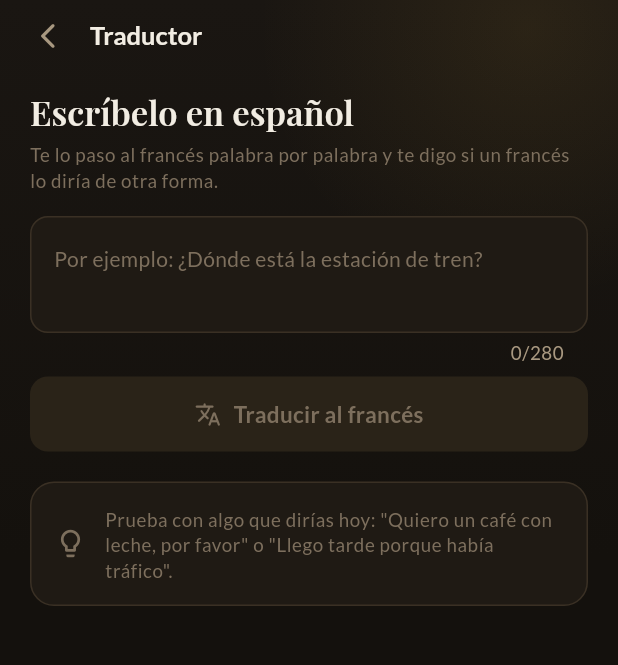
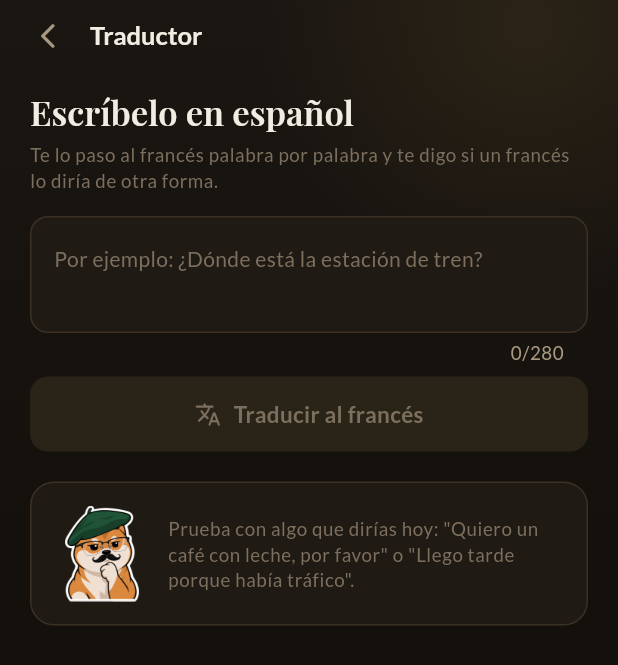
Before and after one commit to LuisfNarvaez01/FrenchPass, a Flutter app: the _TranslatorView screen opened directly, on a phone screen of 412 x 824 dp. Shown: the top 665 px of the screen. Run offline on Flutter 3.47's test engine with Material 3 defaults, Android fonts, the phone set to English and light mode, and no system bars; our stand-ins replace equatable, firebase_ai, firebase_core, flutter_animate, flutter_bloc, flutter_local_notifications and 11 more; missing offline and left inert: firebase_app_check, flutter_pcm_sound, home_widget, in_app_purchase_android, record; accounts and stored records are empty.

Commit message:
Replace the mascot with the original illustration, in three poses
The beret-and-baguette pose is the app's face (home, Premium, launcher
icon, widget, store graphics); the sunglasses pose plays the
celebrations; the thinking pose shows while the AI works and on the
translator's first screen. scripts/cut_mascot.py cuts each pose out of
its gold background.

Co-Authored-By: Claude Opus 5.5 <noreply@anthropic.com>

```diff
--- a/lib/core/widgets/mascot.dart
+++ b/lib/core/widgets/mascot.dart
@@ -5,32 +5,55 @@ import 'package:flutter_animate/flutter_animate.dart';
 
 import 'package:french_pass/core/theme/app_theme.dart';
 
-/// The FrenchPass mascot: a shiba in a beret, with a moustache and a
-/// baguette, cut out as a sticker.
+/// The mascot's three moods, one per moment.
+enum MascotPose {
+  /// Beret and baguette: the app's face (home, Premium, icon, widget).
+  baguette('assets/images/mascot.png', 'Perrito francés con boina y baguette'),
+
+  /// Sunglasses: something earned (a word said well, a lesson finished).
+  cool('assets/images/mascot_cool.png', 'Perrito francés con gafas de sol'),
+
+  /// Reading glasses, paw on chin: the AI is working, or there is
+  /// something to think about.
+  thinking('assets/images/mascot_thinking.png',
+      'Perrito francés pensando, con gafas');
+
+  final String asset;
+  final String label;
+  const MascotPose(this.asset, this.label);
+}
+
+/// The FrenchPass mascot: a shiba in a beret with a moustache, cut out as a
+/// sticker.
 ///
-/// It only shows up when the learner has earned it -- a word said clearly,
-/// a conversation finished -- so it stays a reward rather than wallpaper.
+/// It shows up at moments that mean something -- a word said clearly, a
+/// conversation finished, the AI thinking -- so it never turns into
+/// wallpaper.
 class MascotSticker extends StatelessWidget {
   final double size;
+  final MascotPose pose;
 
   /// Resting tilt in radians; stickers are never stuck on perfectly
   /// straight.
   final double tilt;
 
-  const MascotSticker({super.key, this.size = 96, this.tilt = -0.08});
-
-  static const asset = 'assets/images/mascot.png';
+  const MascotSticker({
+    super.key,
+    this.size = 96,
+    this.pose = MascotPose.baguette,
+    this.tilt = -0.08,
+  });
 
   @override
   Widget build(BuildContext context) {
     return Transform.rotate(
       angle: tilt,
       child: Image.asset(
-        asset,
+        pose.asset,
         width: size,
         height: size,
         filterQuality: FilterQuality.medium,
-        semanticLabel: 'Perrito francés con boina y baguette',
+        semanticLabel: pose.label,
       ),
     );
   }
@@ -76,7 +99,7 @@ class MascotCelebration extends StatelessWidget {
                     ),
               ),
             ),
-          MascotSticker(size: size),
+          MascotSticker(size: size, pose: MascotPose.cool),
         ],
       ),
     );
@@ -128,8 +151,8 @@ class _Bubble extends StatelessWidget {
   Widget build(BuildContext context) {
     final p = context.palette;
     return Container(
-      padding:
-          const EdgeInsets.symmetric(horizontal: Insets.lg, vertical: Insets.sm),
+      padding: const EdgeInsets.symmetric(
+          horizontal: Insets.lg, vertical: Insets.sm),
       decoration: BoxDecoration(
         color: p.gold,
         borderRadius: BorderRadius.circular(Radii.pill),
--- a/lib/features/translator/presentation/pages/translator_page.dart
+++ b/lib/features/translator/presentation/pages/translator_page.dart
@@ -7,6 +7,7 @@ import 'package:french_pass/core/di/injection.dart';
 import 'package:french_pass/core/services/tts_service.dart';
 import 'package:french_pass/core/theme/app_theme.dart';
 import 'package:french_pass/core/widgets/app_widgets.dart';
+import 'package:french_pass/core/widgets/mascot.dart';
 import 'package:french_pass/core/widgets/tts_playback_mixin.dart';
 import 'package:french_pass/features/premium/data/usage_service.dart';
 import 'package:french_pass/features/translator/data/translator_repository.dart';
@@ -140,12 +141,7 @@ class _TranslatorViewState extends State<_TranslatorView> {
                         onDelete: context.read<TranslatorCubit>().delete,
                       )
                     else
-                      const InfoNotice(
-                        icon: Icons.lightbulb_outline_rounded,
-                        message: 'Prueba con algo que dirías hoy: "Quiero '
-                            'un café con leche, por favor" o "Llego tarde '
-                            'porque había tráfico".',
-                      ),
+                      const _FirstTime(),
                   ],
                 ),
               ),
@@ -486,3 +482,25 @@ class _History extends StatelessWidget {
     );
   }
 }
+
+/// Before the first translation: an example to copy the idea from.
+class _FirstTime extends StatelessWidget {
+  const _FirstTime();
+
+  @override
+  Widget build(BuildContext context) => AppCard(
+        child: Row(
+          children: [
+            const MascotSticker(size: 64, pose: MascotPose.thinking, tilt: 0),
+            const SizedBox(width: Insets.md),
+            Expanded(
+              child: Text(
+                'Prueba con algo que dirías hoy: "Quiero un café con leche, '
+                'por favor" o "Llego tarde porque había tráfico".',
+                style: context.texts.bodySmall,
+              ),
+            ),
+          ],
+        ),
+      );
+}
--- a/lib/features/tutor/presentation/pages/tutor_session_page.dart
+++ b/lib/features/tutor/presentation/pages/tutor_session_page.dart
@@ -226,11 +226,7 @@ class _Connecting extends StatelessWidget {
       children: [
         Row(
           children: [
-            SizedBox(
-              width: 18,
-              height: 18,
-              child: CircularProgressIndicator(strokeWidth: 2, color: p.gold),
-            ),
+            const MascotSticker(size: 52, pose: MascotPose.thinking, tilt: 0),
             const SizedBox(width: Insets.md),
             Text('Conectando con tu tutor…', style: context.texts.bodyMedium),
           ],
--- a/pubspec.yaml
+++ b/pubspec.yaml
@@ -79,3 +79,5 @@ flutter:
   assets:
     - assets/data/words_seed.json
     - assets/images/mascot.png
+    - assets/images/mascot_cool.png
+    - assets/images/mascot_thinking.png
```
Also changed, not shown: lib/features/tutor/presentation/widgets/study_widgets.dart (+18 -15 lines), assets/images/mascot.png, assets/images/mascot_cool.png (added), assets/images/mascot_thinking.png (added), docs/play-store/feature-graphic.png, docs/play-store/icon-512.png, 13 other files.
